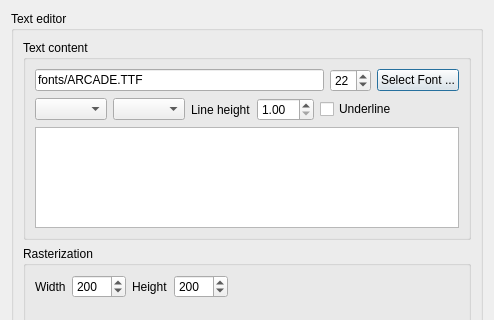
The window that editor/gui/dlgtext.ui (ensisoft/detonator) describes before a commit, drawn with Qt 5; both pictures show x 0 to 494 and y 0 to 320 of the 494 by 793 pixel window.
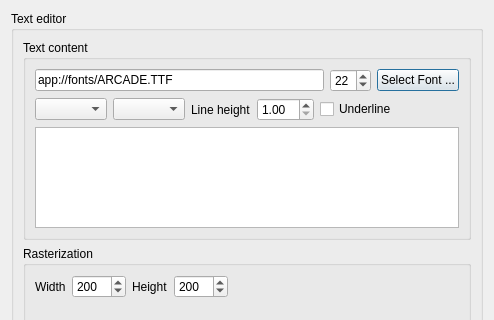
The same window after the commit. Icons and pictures are not drawn. Custom widgets are drawn as their Qt base class.

What changed in the file:
```diff
--- a/editor/gui/dlgtext.ui
+++ b/editor/gui/dlgtext.ui
@@ -35,7 +35,7 @@
            <item>
             <widget class="QLineEdit" name="fontFile">
              <property name="text">
-              <string>fonts/ARCADE.TTF</string>
+              <string>app://fonts/ARCADE.TTF</string>
              </property>
             </widget>
            </item>
```
